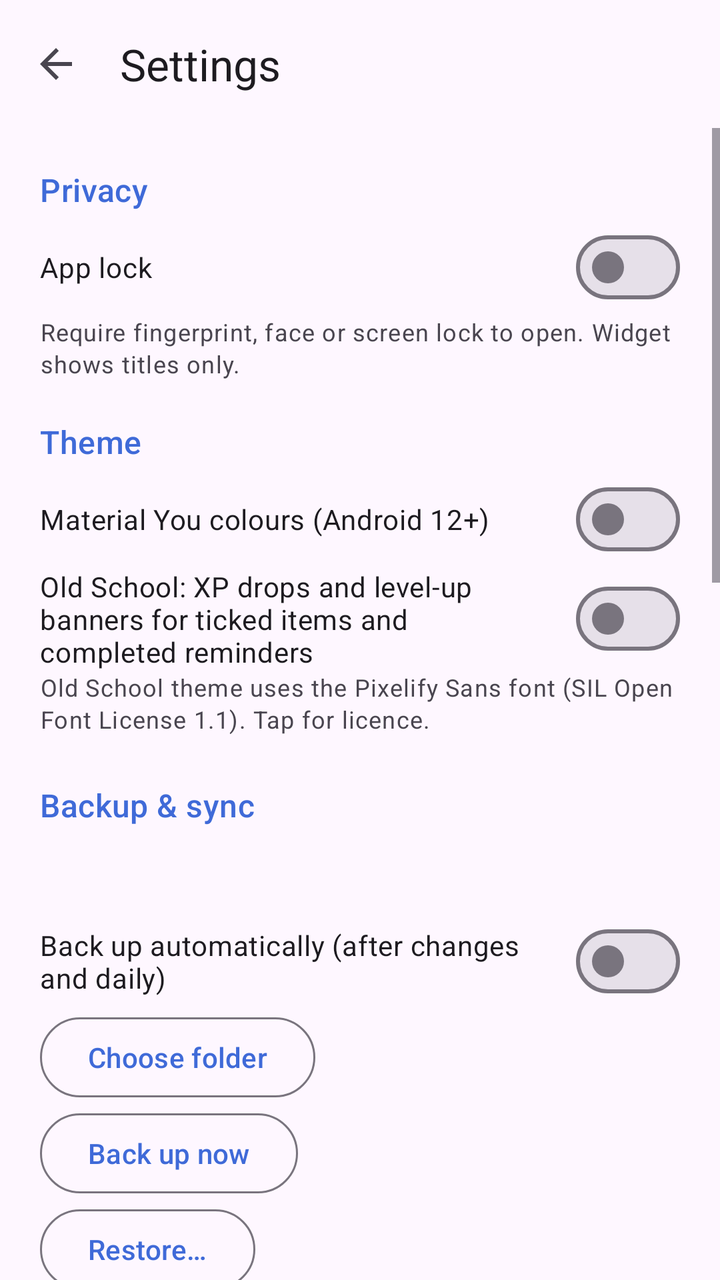
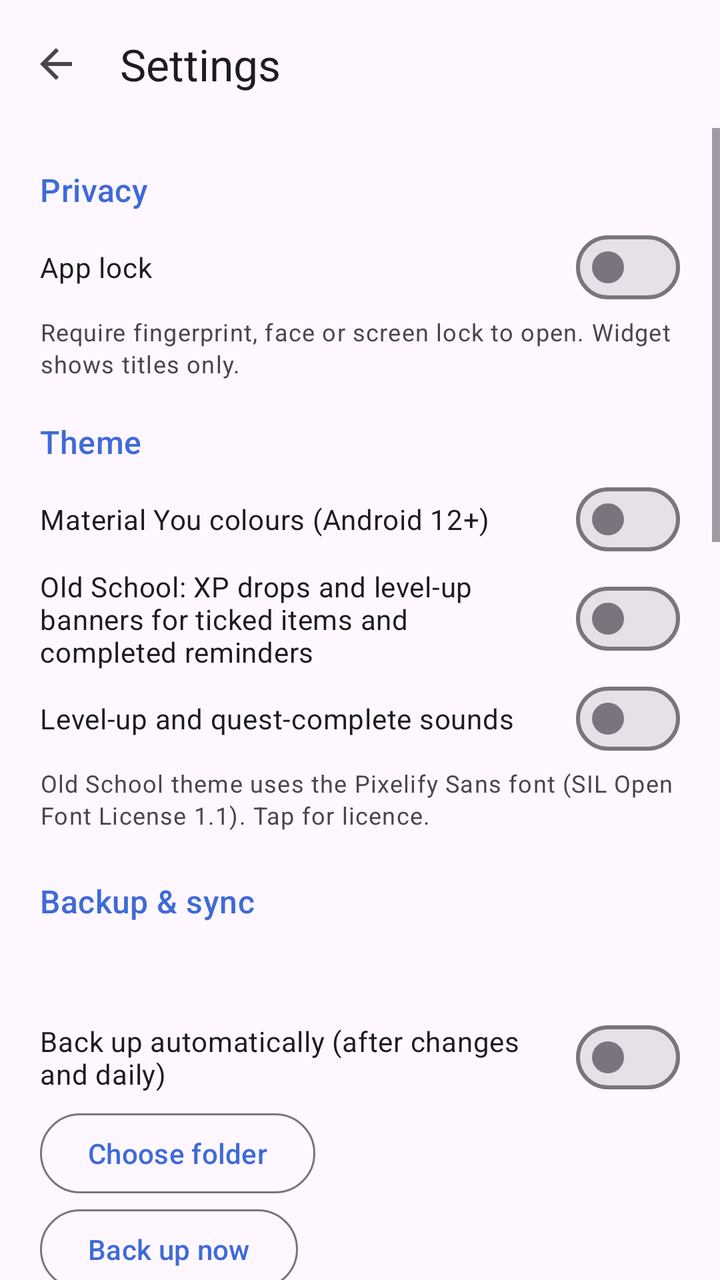

The first picture is an Android layout as it rendered before a commit; the second is the same layout after the commit. The layout source and the unified diff follow.
<!-- AndroidManifest.xml: application theme Theme.JoshNotes -->
<!-- res/layout/activity_settings.xml -->
<?xml version="1.0" encoding="utf-8"?>
<LinearLayout xmlns:android="http://schemas.android.com/apk/res/android"
    xmlns:app="http://schemas.android.com/apk/res-auto"
    android:id="@+id/root"
    android:layout_width="match_parent"
    android:layout_height="match_parent"
    android:orientation="vertical">
    <com.google.android.material.appbar.MaterialToolbar
        android:id="@+id/toolbar"
        android:layout_width="match_parent"
        android:layout_height="?attr/actionBarSize"
        app:navigationIcon="?attr/homeAsUpIndicator"
        app:title="@string/settings" />
    <ScrollView
        android:layout_width="match_parent"
        android:layout_height="match_parent">
        <LinearLayout
            android:id="@+id/settings_content"
            android:layout_width="match_parent"
            android:layout_height="wrap_content"
            android:orientation="vertical"
            android:padding="20dp">
            <TextView
                style="@style/SettingsHeader"
                android:text="@string/privacy" />
            <com.google.android.material.materialswitch.MaterialSwitch
                android:saveEnabled="false"
                android:id="@+id/app_lock"
                android:layout_width="match_parent"
                android:layout_height="wrap_content"
                android:text="@string/app_lock" />
            <TextView
                android:id="@+id/app_lock_desc"
                android:layout_width="wrap_content"
                android:layout_height="wrap_content"
                android:layout_marginBottom="20dp"
                android:text="@string/app_lock_desc"
                android:textAppearance="?attr/textAppearanceBodySmall"
                android:textColor="?attr/colorOnSurfaceVariant" />

            <TextView
                style="@style/SettingsHeader"
                android:text="@string/theme" />
            <RadioGroup
                android:id="@+id/theme_group"
                android:layout_width="match_parent"
                android:layout_height="wrap_content" />
            <com.google.android.material.materialswitch.MaterialSwitch
                android:saveEnabled="false"
                android:id="@+id/dynamic_color"
                android:layout_width="match_parent"
                android:layout_height="wrap_content"
                android:text="@string/dynamic_color" />
            <com.google.android.material.materialswitch.MaterialSwitch
                android:saveEnabled="false"
                android:id="@+id/level_ups"
                android:layout_width="match_parent"
                android:layout_height="wrap_content"
                android:text="Old School: XP drops and level-up banners for ticked items and completed reminders" />
            <TextView
                android:id="@+id/font_credit"
                android:layout_width="wrap_content"
                android:layout_height="wrap_content"
                android:text="Old School theme uses the Pixelify Sans font (SIL Open Font License 1.1). Tap for licence."
                android:textAppearance="?attr/textAppearanceBodySmall"
                android:textColor="?attr/colorOnSurfaceVariant" />

            <TextView
                style="@style/SettingsHeader"
                android:layout_marginTop="24dp"
                android:text="@string/backup_title" />
            <TextView
                android:id="@+id/backup_folder"
                android:layout_width="match_parent"
                android:layout_height="wrap_content"
                android:textAppearance="?attr/textAppearanceBodyMedium" />
            <TextView
                android:id="@+id/backup_status"
                android:layout_width="match_parent"
                android:layout_height="wrap_content"
                android:layout_marginTop="4dp"
                android:textAppearance="?attr/textAppearanceBodySmall"
                android:textColor="?attr/colorOnSurfaceVariant" />
            <com.google.android.material.materialswitch.MaterialSwitch
                android:saveEnabled="false"
                android:id="@+id/backup_auto"
                android:layout_width="match_parent"
                android:layout_height="wrap_content"
                android:text="@string/backup_auto" />
            <LinearLayout
                android:id="@+id/backup_buttons"
                android:layout_width="match_parent"
                android:layout_height="wrap_content"
                android:orientation="vertical">
                <com.google.android.material.button.MaterialButton
                    android:id="@+id/backup_choose"
                    style="?attr/materialButtonOutlinedStyle"
                    android:layout_width="wrap_content"
                    android:layout_height="wrap_content"
                    android:layout_marginEnd="8dp"
                    android:text="@string/backup_choose" />
                <com.google.android.material.button.MaterialButton
                    android:id="@+id/backup_now"
                    style="?attr/materialButtonOutlinedStyle"
                    android:layout_width="wrap_content"
                    android:layout_height="wrap_content"
                    android:layout_marginEnd="8dp"
                    android:text="@string/backup_now" />
                <com.google.android.material.button.MaterialButton
                    android:id="@+id/backup_restore"
                    style="?attr/materialButtonOutlinedStyle"
                    android:layout_width="wrap_content"
                    android:layout_height="wrap_content"
                    android:text="@string/backup_restore" />
            </LinearLayout>
            <TextView
                android:layout_width="wrap_content"
                android:layout_height="wrap_content"
                android:text="@string/backup_help"
                android:textAppearance="?attr/textAppearanceBodySmall"
                android:textColor="?attr/colorOnSurfaceVariant" />

            <TextView
                style="@style/SettingsHeader"
                android:layout_marginTop="24dp"
                android:text="@string/gdrive_title" />
            <TextView
                android:id="@+id/gdrive_status"
                android:layout_width="match_parent"
                android:layout_height="wrap_content"
                android:textAppearance="?attr/textAppearanceBodyMedium" />
            <com.google.android.material.materialswitch.MaterialSwitch
                android:saveEnabled="false"
                android:id="@+id/gdrive_auto"
                android:layout_width="match_parent"
                android:layout_height="wrap_content"
                android:text="@string/backup_auto" />
            <LinearLayout
                android:layout_width="match_parent"
                android:layout_height="wrap_content"
                android:orientation="vertical">
                <com.google.android.material.button.MaterialButton
                    android:id="@+id/gdrive_connect"
                    style="?attr/materialButtonOutlinedStyle"
                    android:layout_width="wrap_content"
                    android:layout_height="wrap_content"
                    android:text="@string/gdrive_connect" />
                <com.google.android.material.button.MaterialButton
                    android:id="@+id/gdrive_now"
                    style="?attr/materialButtonOutlinedStyle"
                    android:layout_width="wrap_content"
                    android:layout_height="wrap_content"
                    android:text="@string/backup_now" />
                <com.google.android.material.button.MaterialButton
                    android:id="@+id/gdrive_restore"
                    style="?attr/materialButtonOutlinedStyle"
                    android:layout_width="wrap_content"
                    android:layout_height="wrap_content"
                    android:text="@string/backup_restore" />
                <com.google.android.material.button.MaterialButton
                    android:id="@+id/gdrive_disconnect"
                    style="?attr/materialButtonOutlinedStyle"
                    android:layout_width="wrap_content"
                    android:layout_height="wrap_content"
                    android:text="@string/gdrive_disconnect" />
            </LinearLayout>
            <TextView
                android:layout_width="wrap_content"
                android:layout_height="wrap_content"
                android:text="@string/gdrive_help"
                android:textAppearance="?attr/textAppearanceBodySmall"
                android:textColor="?attr/colorOnSurfaceVariant" />

            <TextView
                style="@style/SettingsHeader"
                android:layout_marginTop="24dp"
                android:text="@string/voice_action_title" />
            <RadioGroup
                android:id="@+id/voice_group"
                android:layout_width="match_parent"
                android:layout_height="wrap_content" />

            <TextView
                style="@style/SettingsHeader"
                android:layout_marginTop="24dp"
                android:text="@string/dictation_trigger" />
            <TextView
                android:layout_width="wrap_content"
                android:layout_height="wrap_content"
                android:text="@string/dictation_trigger_help"
                android:textAppearance="?attr/textAppearanceBodySmall"
                android:textColor="?attr/colorOnSurfaceVariant" />
            <RadioGroup
                android:id="@+id/trigger_group"
                android:layout_width="match_parent"
                android:layout_height="wrap_content"
                android:layout_marginTop="4dp" />

            <TextView
                style="@style/SettingsHeader"
                android:layout_marginTop="24dp"
                android:text="@string/dictation_engine_title" />
            <RadioGroup
                android:id="@+id/engine_group"
                android:layout_width="match_parent"
                android:layout_height="wrap_content" />
            <com.google.android.material.button.MaterialButton
                android:id="@+id/delete_model"
                style="?attr/materialButtonOutlinedStyle"
                android:layout_width="wrap_content"
                android:layout_height="wrap_content"
                android:layout_marginTop="8dp"
                android:text="@string/delete_model" />

            <TextView
                android:id="@+id/version_text"
                android:layout_width="wrap_content"
                android:layout_height="wrap_content"
                android:layout_marginTop="32dp"
                android:textAppearance="?attr/textAppearanceBodySmall"
                android:textColor="?attr/colorOutline" />
            <com.google.android.material.button.MaterialButton
                android:id="@+id/advanced_toggle"
                style="?attr/borderlessButtonStyle"
                android:layout_width="wrap_content"
                android:layout_height="wrap_content"
                android:paddingStart="0dp"
                android:text="@string/advanced" />
            <LinearLayout
                android:id="@+id/advanced_box"
                android:layout_width="match_parent"
                android:layout_height="wrap_content"
                android:orientation="vertical"
                android:visibility="gone">
                <com.google.android.material.button.MaterialButton
                    android:id="@+id/update_url_btn"
                    style="?attr/materialButtonOutlinedStyle"
                    android:layout_width="wrap_content"
                    android:layout_height="wrap_content"
                    android:text="@string/update_url" />
            </LinearLayout>
        </LinearLayout>
    </ScrollView>
</LinearLayout>
<!-- resources referenced by this layout -->
<resources>
  <string name="advanced">Advanced</string>
  <string name="app_lock">App lock</string>
  <string name="app_lock_desc">Require fingerprint, face or screen lock to open. Widget shows titles only.</string>
  <string name="backup_auto">Back up automatically (after changes and daily)</string>
  <string name="backup_choose">Choose folder</string>
  <string name="backup_help">Pick a folder on this phone or in a cloud app that offers folders here (e.g. OneDrive, Dropbox, Nextcloud). The last 10 backups are kept, including photos and voice memos. To sync between phones, choose the same cloud folder on both. Note: the Google Drive app doesn\'t offer folder access on most phones — use a folder that Drive syncs, or Export backup from the menu.</string>
  <string name="backup_now">Back up now</string>
  <string name="backup_restore">Restore…</string>
  <string name="backup_title">Backup &amp; sync</string>
  <string name="delete_model">Delete offline voice model</string>
  <string name="dictation_engine_title">Speech engine (offline)</string>
  <string name="dictation_trigger">Volume-key dictation</string>
  <string name="dictation_trigger_help">While Josh Notes is open, this starts dictation (in a note it types at the cursor; from the list it starts a new note). Short presses still change the volume.</string>
  <string name="dynamic_color">Material You colours (Android 12+)</string>
  <string name="gdrive_connect">Back up to Google Drive…</string>
  <string name="gdrive_disconnect">Disconnect Google Drive</string>
  <string name="gdrive_help">Backups go to a private app folder in your Google Drive (hidden in the Drive app; only Josh Notes can see it). Same zip as folder backups, last 10 kept. You can use this, a folder, or both.</string>
  <string name="gdrive_title">Google Drive (direct)</string>
  <string name="privacy">Privacy</string>
  <string name="settings">Settings</string>
  <string name="theme">Theme</string>
  <string name="update_url">Update source URL</string>
  <string name="voice_action_title">Mic button, widget mic &amp; volume keys</string>
  <style name="SettingsHeader">
          <item name="android:layout_width">wrap_content</item>
          <item name="android:layout_height">wrap_content</item>
          <item name="android:layout_marginBottom">4dp</item>
          <item name="android:textAppearance">?attr/textAppearanceTitleMedium</item>
          <item name="android:textColor">?attr/colorPrimary</item>
      </style>
  <style name="Theme.JoshNotes" parent="Theme.Material3.DayNight.NoActionBar">
          <item name="colorPrimary">@color/seed</item>
          <item name="osContentOverlay">@style/ThemeOverlay.JoshNotes.None</item>
      </style>
  <color name="seed">#3F6AD8</color>
  <style name="ThemeOverlay.JoshNotes.None" parent="" />
</resources>

<!-- the commit's change to res/layout/activity_settings.xml (unified diff, before → after) -->
@@ -57,6 +57,12 @@
                 android:layout_width="match_parent"
                 android:layout_height="wrap_content"
                 android:text="Old School: XP drops and level-up banners for ticked items and completed reminders" />
+            <com.google.android.material.materialswitch.MaterialSwitch
+                android:saveEnabled="false"
+                android:id="@+id/sounds"
+                android:layout_width="match_parent"
+                android:layout_height="wrap_content"
+                android:text="Level-up and quest-complete sounds" />
             <TextView
                 android:id="@+id/font_credit"
                 android:layout_width="wrap_content"
@@ -195,6 +201,18 @@
                 android:layout_width="match_parent"
                 android:layout_height="wrap_content"
                 android:layout_marginTop="4dp" />
+            <com.google.android.material.materialswitch.MaterialSwitch
+                android:id="@+id/volume_silent"
+                android:layout_width="match_parent"
+                android:layout_height="wrap_content"
+                android:saveEnabled="false"
+                android:text="Volume keys don't change volume while using the shortcut" />
+            <TextView
+                android:layout_width="match_parent"
+                android:layout_height="wrap_content"
+                android:text="While Josh Notes is open, holding a volume key starts dictation without moving the volume. A quick press still changes the volume by one step."
+                android:textAppearance="?attr/textAppearanceBodySmall"
+                android:textColor="?attr/colorOnSurfaceVariant" />
 
             <TextView
                 style="@style/SettingsHeader"
